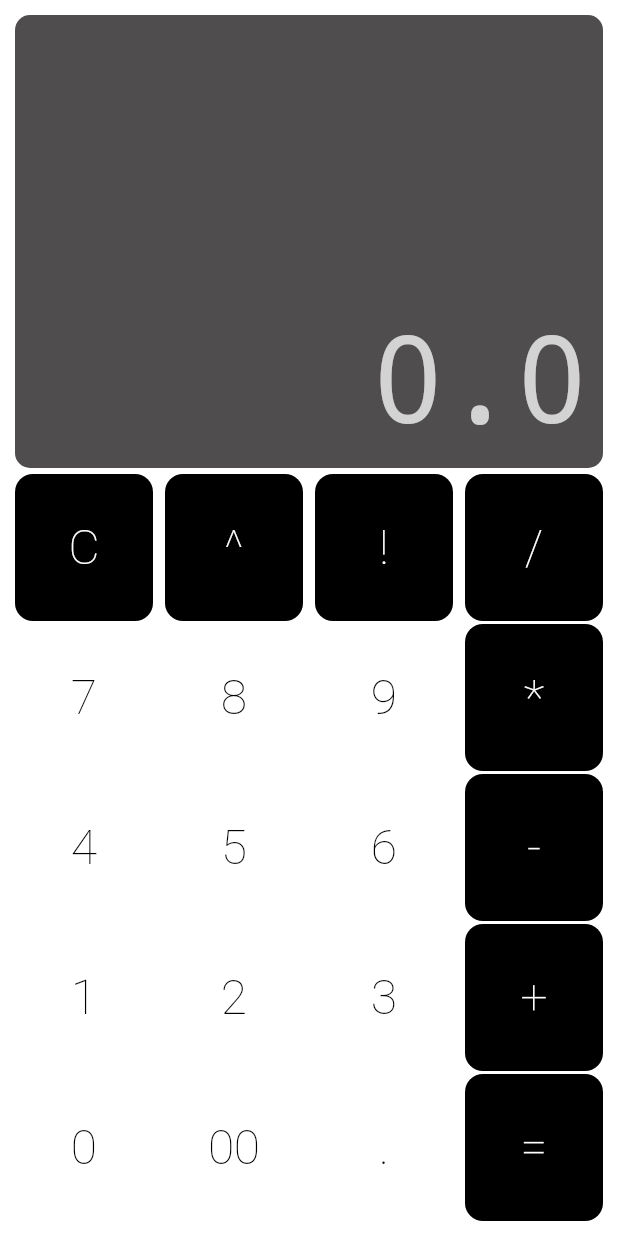
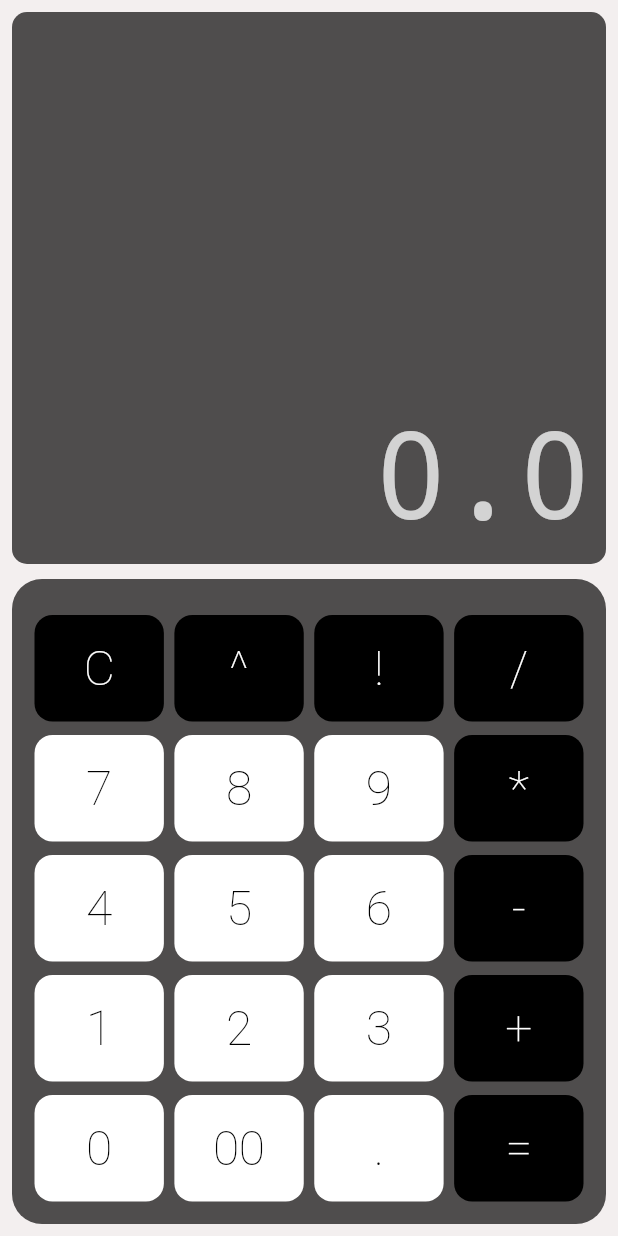
Before and after one commit to LenizePaula/calculadora, a Flutter app: the screen it shows after launch, on a phone screen of 412 x 824 dp. Run offline on Flutter 3.47's test engine with Material 3 defaults, Android fonts, the phone set to English and light mode, and no system bars; drawn by our look-alikes of auto_size_text.

Commit message:
Alteracao do layout do teclado e logica da memoria

```diff
--- a/lib/componentes/linha_botoes.dart
+++ b/lib/componentes/linha_botoes.dart
@@ -14,7 +14,7 @@ import 'botao.dart';
               lista.isEmpty
                   ? lista.add(elemento)
                   : lista.addAll(
-                    [const SizedBox(width: 8 ), elemento]
+                    [const SizedBox(width: 7 ), elemento]
                   );
               return lista;
             }),
--- a/lib/componentes/teclado.dart
+++ b/lib/componentes/teclado.dart
@@ -10,38 +10,38 @@ class Teclado extends StatelessWidget {
   @override
   Widget build(BuildContext context) {
     return SizedBox(
-      height: 500,
+      height: 400,
       child: Column(
         children: <Widget>[
-          const SizedBox(height: 2),
+          const SizedBox(height: 9),
           LinhaBotoes([
             Botao.operacao(texto: 'C', callback: callback),
             Botao.operacao(texto: '^', callback: callback),
             Botao.operacao(texto: '!', callback: callback),
             Botao.operacao(texto: '/', callback: callback),
           ]),
-          const SizedBox(height: 2),
+          const SizedBox(height: 9),
           LinhaBotoes([
             Botao(texto: '7', callback: callback),
             Botao(texto: '8', callback: callback),
             Botao(texto: '9', callback: callback),
             Botao.operacao(texto: '*', callback: callback),
           ]),
-          const SizedBox(height: 2),
+          const SizedBox(height: 9),
           LinhaBotoes([
             Botao(texto: '4', callback: callback),
             Botao(texto: '5', callback: callback),
             Botao(texto: '6', callback: callback),
             Botao.operacao(texto: '-', callback: callback),
           ]),
-          const SizedBox(height: 2),
+          const SizedBox(height: 9),
           LinhaBotoes([
             Botao(texto: '1', callback: callback),
             Botao(texto: '2', callback: callback),
             Botao(texto: '3', callback: callback),
             Botao.operacao(texto: '+', callback: callback),
           ]),
-          const SizedBox(height: 2),
+          const SizedBox(height: 9),
           LinhaBotoes([
             Botao(texto: '0', callback: callback),
             Botao(texto: '00', callback: callback),
--- a/lib/modelos/memoria.dart
+++ b/lib/modelos/memoria.dart
@@ -1,5 +1,7 @@
+import 'dart:math';
+
 class Memoria {
-  static const operacoes = ['%', '/', '*', '-', '+', '='];
+  static const operacoes = ['%', '/', '*', '-', '+', '=', '^', '!'];
 
   final _buffer = [0.0, '', 0.0];
   bool _ehPrimeiroNumero = true;
@@ -40,8 +42,7 @@ class Memoria {
         _buffer[1] = novaOperacao;
       }
       _limparVisor = true;
-    }
-else {
+    } else {
       _buffer[0] = _computa();
       _buffer[1] = ehSinalDeIgual ? '' : novaOperacao;
       _buffer[2] = 0.0;
@@ -66,6 +67,10 @@ else {
         return primeiroNumero - segundoNumero;
       case '+':
         return primeiroNumero + segundoNumero;
+      case '^': // Potenciação
+        return pow(primeiroNumero, segundoNumero); // Uso correto do pow
+      case '!': // Fatorial
+        return _fatorial(primeiroNumero.toInt());
       default:
         return primeiroNumero;
     }
@@ -98,4 +103,10 @@ else {
     }
     _ultimoComando = comando;
   }
+
+  // Função para calcular o fatorial
+  int _fatorial(int n) {
+    if (n < 0) return 0; // O fatorial não é definido para números negativos
+    return n <= 1 ? 1 : n * _fatorial(n - 1); // Chamada recursiva
   }
+}
--- a/lib/telas/calculadora.dart
+++ b/lib/telas/calculadora.dart
@@ -23,12 +23,20 @@ class _CalculadoraState extends State<Calculadora> {
   Widget build(BuildContext context) {
     return MaterialApp(
       home: Container(
-        padding: const EdgeInsets.all(10.0),
+        padding: const EdgeInsets.all(8.0),
+        color: const Color.fromARGB(255, 243, 239, 239),
         child: Column(
           children: <Widget>[
             Visor(memoria.valorNoVisor),
-            const SizedBox(height: 2),
-            Teclado(_pressionado),
+            const SizedBox(height: 10),
+            Container(
+              decoration: BoxDecoration(
+                color: const Color.fromARGB(255, 79, 77, 77), // cor de fundo
+                borderRadius: BorderRadius.circular(20), // bordas arredondadas
+              ),
+              padding: const EdgeInsets.all(15.0), // Opcional: adicione padding se necessário
+              child: Teclado(_pressionado), // Teclado fica dentro deste Container
+            )
           ],
         ),),);
   }
```
Lines whose indentation alone changed are shown as unchanged.
